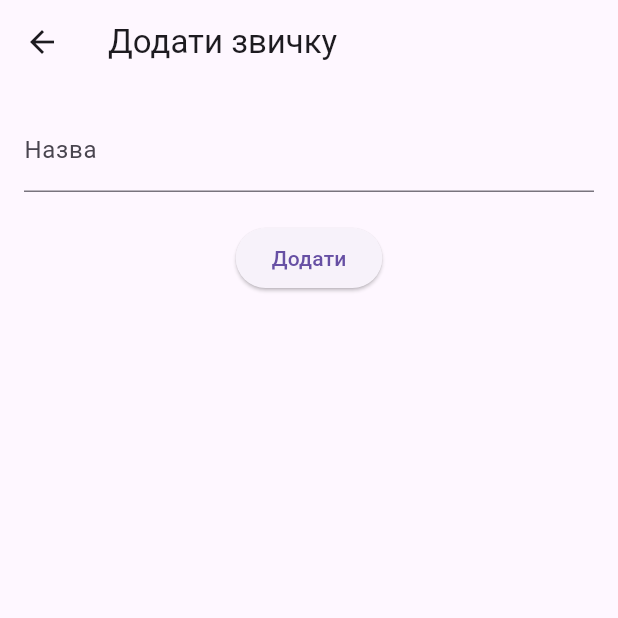
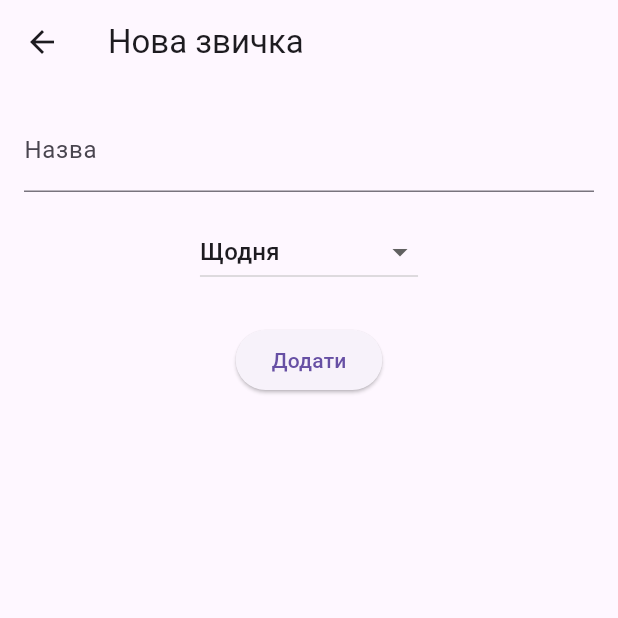
Before and after one commit to ponomarenko24/task12, a Flutter app: the AddHabitScreen screen opened directly, on a phone screen of 412 x 824 dp, the top half of it. Run offline on Flutter 3.47's test engine with Material 3 defaults, Android fonts, the phone set to English and light mode, and no system bars; our stand-ins replace cloud_firestore, firebase_auth, firebase_core; accounts and stored records are empty.

Commit message:
added frequency field

```diff
--- a/lib/screens/add_habit_screen.dart
+++ b/lib/screens/add_habit_screen.dart
@@ -1,6 +1,8 @@
 import 'package:flutter/material.dart';
 import 'package:cloud_firestore/cloud_firestore.dart';
 import 'package:firebase_auth/firebase_auth.dart';
+import 'package:intl/intl.dart';
+import 'package:task_12/models/habit.dart';
 
 class AddHabitScreen extends StatefulWidget {
   const AddHabitScreen({super.key});
@@ -11,32 +13,51 @@ class AddHabitScreen extends StatefulWidget {
 
 class _AddHabitScreenState extends State<AddHabitScreen> {
   final nameController = TextEditingController();
+  String frequency = 'Щодня';
+  final startDate = DateFormat('yyyy-MM-dd').format(DateTime.now());
 
   Future<void> addHabit() async {
     final id = FirebaseFirestore.instance.collection('habits').doc().id;
     final userId = FirebaseAuth.instance.currentUser!.uid;
-    await FirebaseFirestore.instance.collection('habits').doc(id).set({
-      'id': id,
-      'name': nameController.text,
-      'frequency': 'Щодня',
-      'startDate': DateTime.now().toIso8601String(),
-      'progress': {},
-      'userId': userId,
-    });
+
+    final habit = Habit(
+      id: id,
+      name: nameController.text,
+      frequency: frequency,
+      startDate: startDate,
+      progress: {},
+      userId: userId,
+    );
+
+    await FirebaseFirestore.instance.collection('habits').doc(id).set(habit.toMap());
     Navigator.pop(context);
   }
 
   @override
   Widget build(BuildContext context) {
     return Scaffold(
-      appBar: AppBar(title: const Text('Додати звичку')),
+      appBar: AppBar(title: const Text('Нова звичка')),
       body: Padding(
-        padding: const EdgeInsets.all(16.0),
+        padding: const EdgeInsets.all(16),
         child: Column(
           children: [
-            TextField(controller: nameController, decoration: const InputDecoration(labelText: 'Назва')),
-            const SizedBox(height: 20),
-            ElevatedButton(onPressed: addHabit, child: const Text('Додати')),
+            TextField(
+              controller: nameController,
+              decoration: const InputDecoration(labelText: 'Назва'),
+            ),
+            const SizedBox(height: 16),
+            DropdownButton<String>(
+              value: frequency,
+              items: ['Щодня', 'Раз на тиждень', 'Раз на місяць'].map((value) {
+                return DropdownMenuItem(value: value, child: Text(value));
+              }).toList(),
+              onChanged: (val) => setState(() => frequency = val!),
+            ),
+            const SizedBox(height: 24),
+            ElevatedButton(
+              onPressed: addHabit,
+              child: const Text('Додати'),
+            ),
           ],
         ),
       ),
--- a/pubspec.yaml
+++ b/pubspec.yaml
@@ -13,6 +13,7 @@ dependencies:
   firebase_core: ^3.13.0
   firebase_auth: ^5.5.3
   cloud_firestore: ^5.6.7
+  intl: ^0.19.0
 
 dev_dependencies:
   flutter_test:
```
Also changed, not shown: lib/screens/habits_screen.dart (+5 -10 lines), pubspec.lock.
